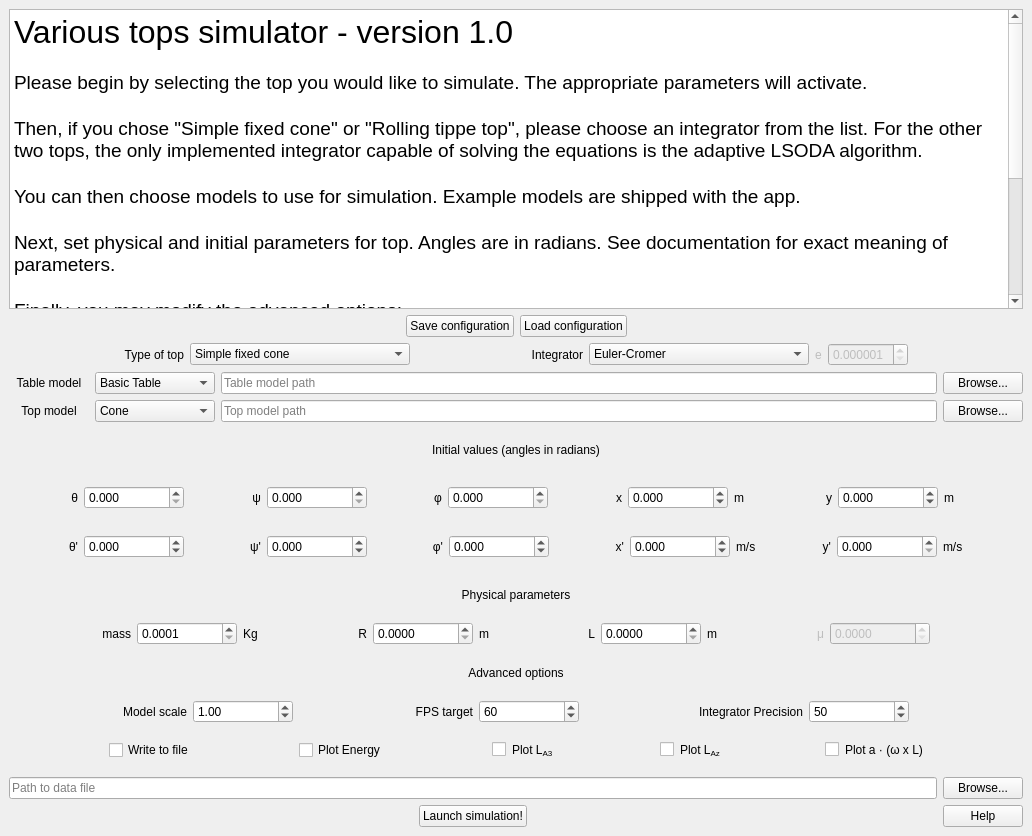
The window that mainwindow.ui (yannisulrich/ProjetToupie) describes before a commit, drawn with Qt 5.
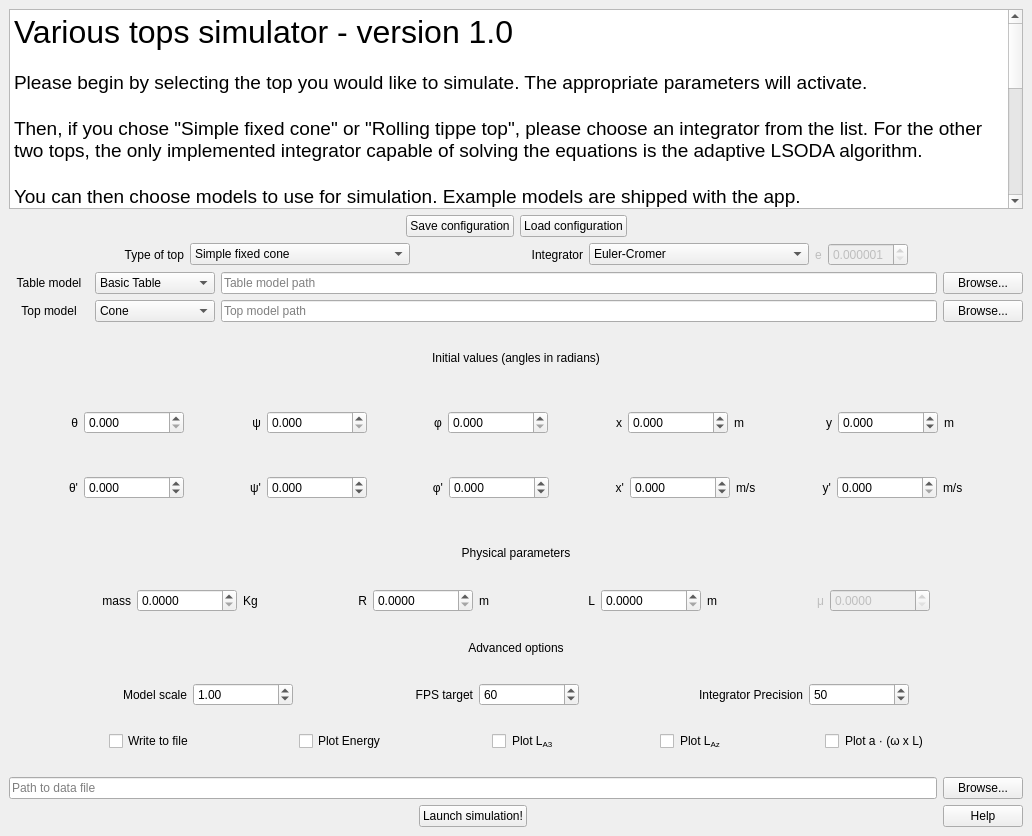
The same window after the commit.

Commit message: changed log file format, squished small bugs.

What changed in the file:
```diff
--- a/mainwindow.ui
+++ b/mainwindow.ui
@@ -29,7 +29,7 @@
       <property name="minimumSize">
        <size>
         <width>0</width>
-        <height>300</height>
+        <height>200</height>
        </size>
       </property>
       <property name="html">
@@ -283,6 +283,12 @@
       </item>
       <item>
        <widget class="QComboBox" name="comboBox_tablemodel">
+        <property name="sizePolicy">
+         <sizepolicy hsizetype="Fixed" vsizetype="Fixed">
+          <horstretch>0</horstretch>
+          <verstretch>0</verstretch>
+         </sizepolicy>
+        </property>
         <property name="minimumSize">
          <size>
           <width>120</width>
@@ -336,6 +342,12 @@
      <layout class="QHBoxLayout" name="horizontalLayout_4">
       <item>
        <widget class="QLabel" name="label_15">
+        <property name="sizePolicy">
+         <sizepolicy hsizetype="Fixed" vsizetype="Preferred">
+          <horstretch>0</horstretch>
+          <verstretch>0</verstretch>
+         </sizepolicy>
+        </property>
         <property name="minimumSize">
          <size>
           <width>80</width>
@@ -352,6 +364,12 @@
       </item>
       <item>
        <widget class="QComboBox" name="comboBox_topmodel">
+        <property name="sizePolicy">
+         <sizepolicy hsizetype="Fixed" vsizetype="Fixed">
+          <horstretch>0</horstretch>
+          <verstretch>0</verstretch>
+         </sizepolicy>
+        </property>
         <property name="minimumSize">
          <size>
           <width>120</width>
@@ -1008,11 +1026,14 @@
          <number>4</number>
         </property>
         <property name="minimum">
-         <double>0.000100000000000</double>
+         <double>0.000000000000000</double>
         </property>
         <property name="maximum">
          <double>100000.000000000000000</double>
         </property>
+        <property name="value">
+         <double>0.000000000000000</double>
+        </property>
        </widget>
       </item>
       <item>
```
Left out of the diff: 3 changed lines with no effect on the pictures. The commit also changes 2 other files.
